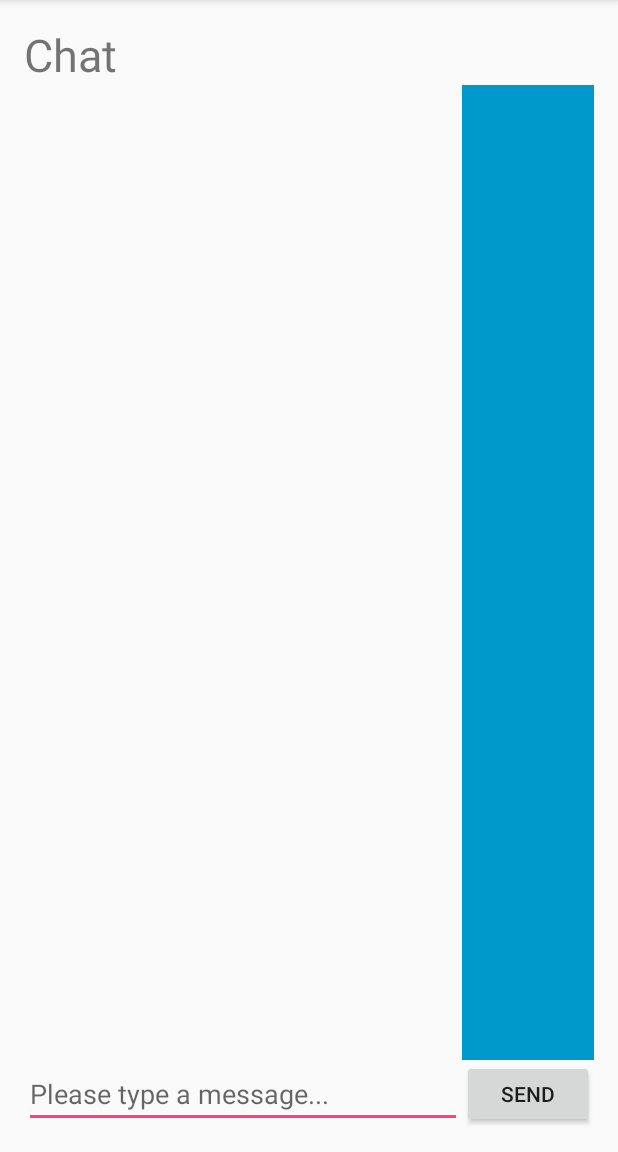
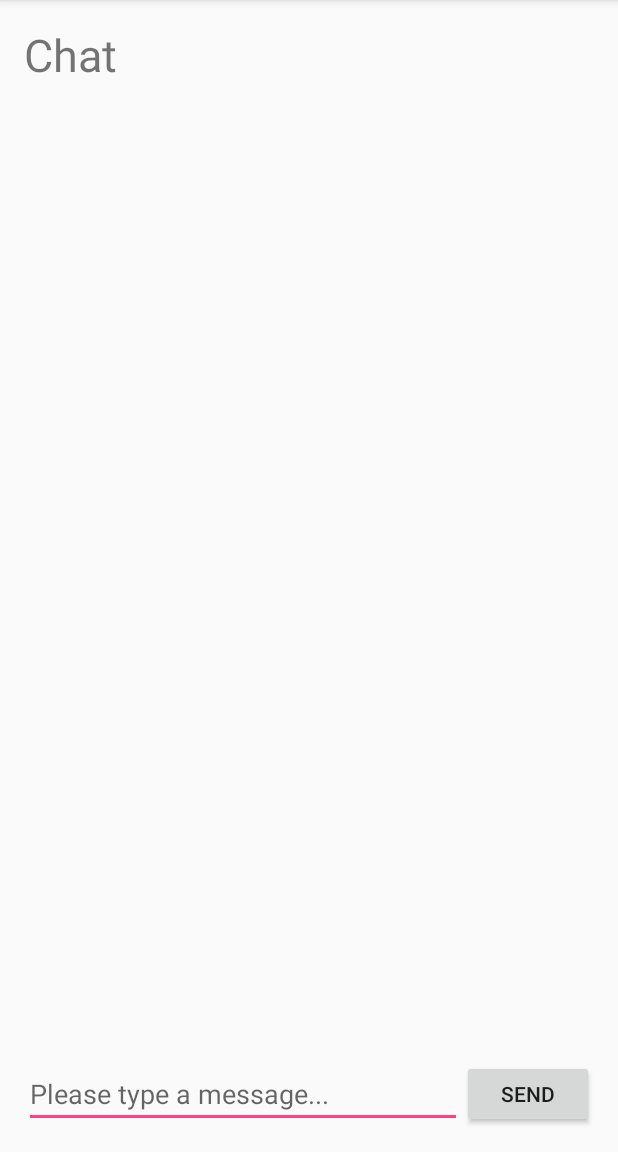
Before and after one commit to textbrowser/smoke, an Android app: the screen it shows after launch (MainActivity), on a phone screen of 412 x 824 dp, the part 84-1236 px from its top. Run offline under Robolectric (Android 15) with nearby library versions, the phone set to English and light mode, and no system bars.

Commit message:
New widgets.

```diff
--- a/Smoke/app/src/main/res/layout/activity_main.xml
+++ b/Smoke/app/src/main/res/layout/activity_main.xml
@@ -26,7 +26,6 @@
         android:layout_toEndOf="@+id/chat_messages"
         android:layout_above="@+id/chat_send_text"
         android:id="@+id/chat_participants"
-        android:background="@android:color/holo_blue_dark"
         android:drawSelectorOnTop="false"
         android:fadeScrollbars="true"
         android:layout_alignTop="@+id/chat_messages"
--- a/Smoke/app/src/main/res/values/strings.xml
+++ b/Smoke/app/src/main/res/values/strings.xml
@@ -11,4 +11,8 @@
     <string name="add">Add</string>
     <string name="delete">Delete</string>
     <string name="_4710">4710</string>
+    <string name="public_keys">Public Keys</string>
+    <string name="ipv4">IPV4</string>
+    <string name="ipv6">IPv6</string>
+    <string name="ipv6_scope_id">IPV6 Scope ID</string>
 </resources>
```
